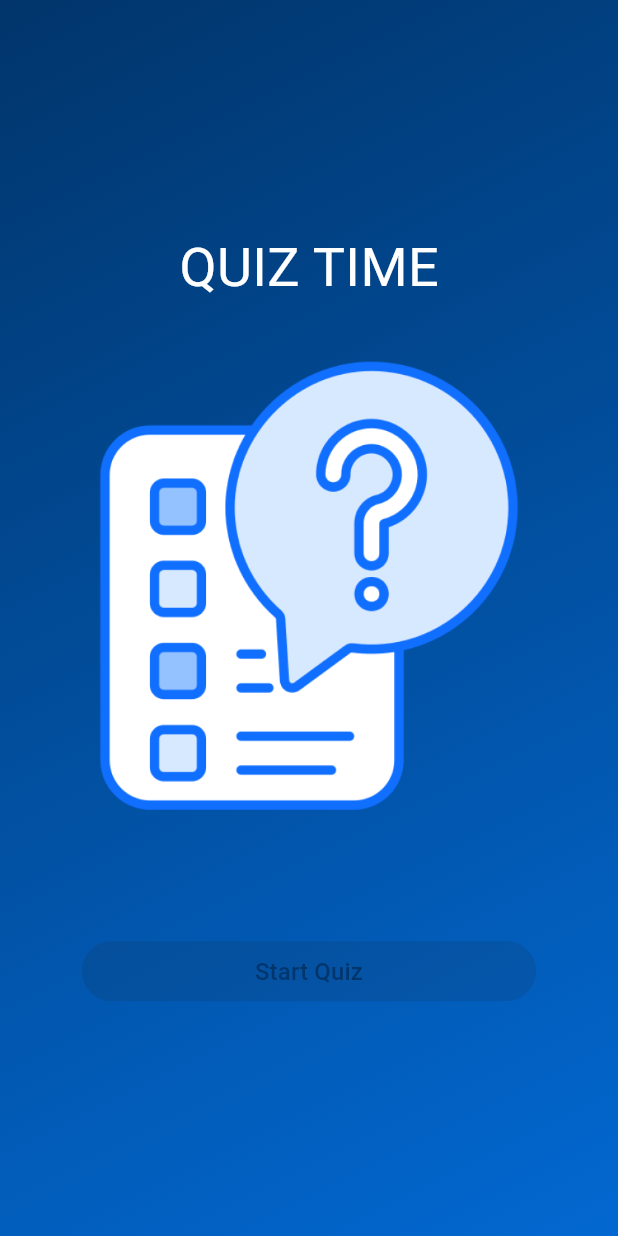
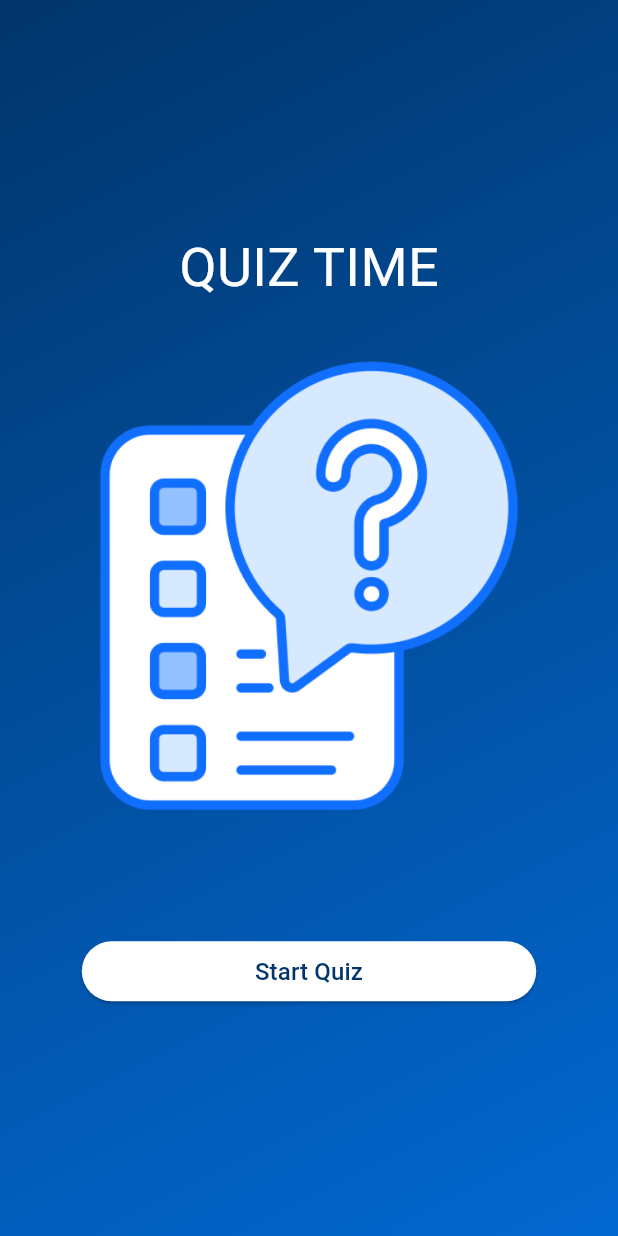
Before and after one commit to Vini070/quiz_application, a Flutter app: the screen it shows after launch, on a phone screen of 412 x 824 dp. Run offline on Flutter 3.47's test engine with Material 3 defaults, Android fonts, the phone set to English and light mode, and no system bars; our stand-ins replace gap.

Commit message:
StartScreen now accepts a function called onButtonPressed as an argument and runs it when the button is pressed.

```diff
--- a/lib/start_screen.dart
+++ b/lib/start_screen.dart
@@ -1,9 +1,12 @@
 import 'package:flutter/material.dart';
 import 'package:gap/gap.dart';
 import 'package:quiz_application/components/custom_elevated_button.dart';
+import 'package:quiz_application/data/questions.dart';
 
 class StartScreen extends StatelessWidget {
-  const StartScreen({super.key});
+  const StartScreen({super.key, required this.onButtonPressed});
+
+  final void Function() onButtonPressed;
 
   @override
   Widget build(BuildContext context) {
@@ -22,7 +25,7 @@ class StartScreen extends StatelessWidget {
           height: 300,
         ),
         const Gap(83),
-        const CustomElevatedButton('Start Quiz'),
+        CustomElevatedButton('Start Quiz', onTap: onButtonPressed),
       ],
     ));
   }
```
